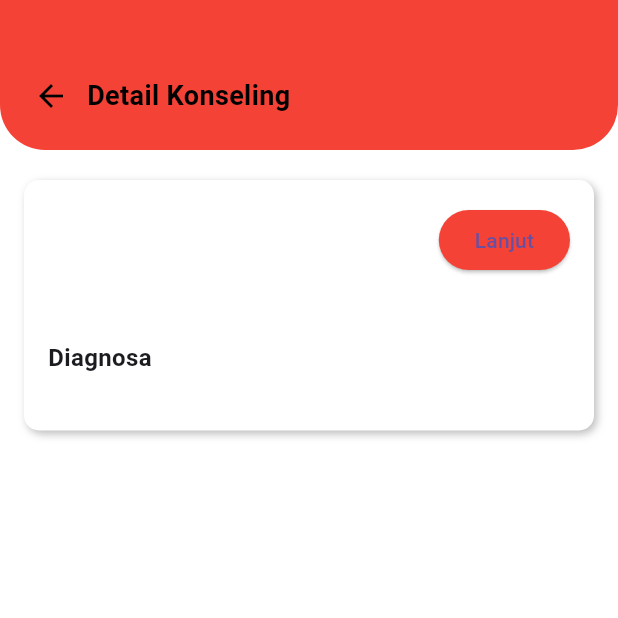
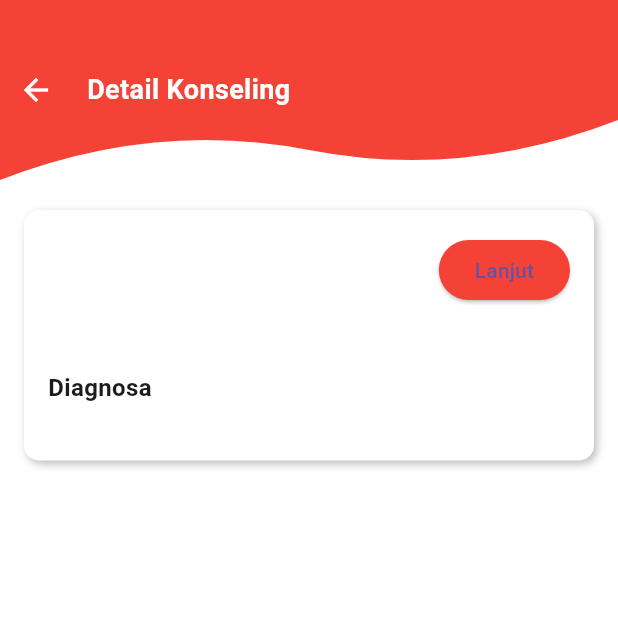
Before and after one commit to unnaac/apbyey, a Flutter app: the DetailKonselingPage screen opened directly with empty values, on a phone screen of 412 x 824 dp, the top half of it. Run offline on Flutter 3.47's test engine with Material 3 defaults, Android fonts, the light colour scheme and no system bars; our stand-ins replace calendar_date_picker2, flutter_time_picker_spinner; missing offline and left inert: telu.

Commit message:
Update detailKsl.dart

```diff
--- a/lib/detailKsl.dart
+++ b/lib/detailKsl.dart
@@ -1,4 +1,5 @@
 import 'package:flutter/material.dart';
+import 'clipper.dart';
 
 class DetailKonselingPage extends StatelessWidget {
   final String date;
@@ -18,32 +19,25 @@
       backgroundColor: Colors.white,
       body: Column(
         children: [
-          // Header Merah
-          Stack(
-            children: [
-              Container(
-                height: 100,
-                decoration: const BoxDecoration(
+          // Header Merah dengan ClipPath
+          ClipPath(
+            clipper: MyClipper(),
+            child: Container(
               color: Colors.red,
-                  borderRadius: BorderRadius.only(
-                    bottomLeft: Radius.circular(30),
-                    bottomRight: Radius.circular(30),
-                  ),
-                ),
-              ),
-              Positioned(
-                top: 40,
-                left: 10,
+              height: 120,
               child: Row(
                 children: [
                   IconButton(
-                      icon: const Icon(Icons.arrow_back, color: Colors.black),
-                      onPressed: () => Navigator.pop(context),
+                    icon: Icon(Icons.arrow_back, color: Colors.white),
+                    onPressed: () {
+                      Navigator.pop(context);
+                    },
                   ),
-                    const Text(
+                  SizedBox(width: 10),
+                  Text(
                     "Detail Konseling",
                     style: TextStyle(
-                        color: Colors.black,
+                      color: Colors.white,
                       fontSize: 18,
                       fontWeight: FontWeight.bold,
                     ),
@@ -51,7 +45,6 @@
                 ],
               ),
             ),
-            ],
           ),
           const SizedBox(height: 20),
 
```
Lines whose indentation alone changed are shown as unchanged.
